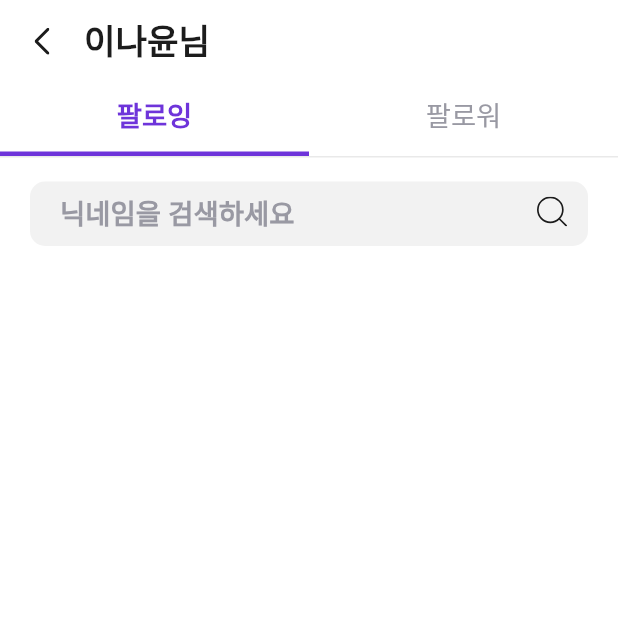
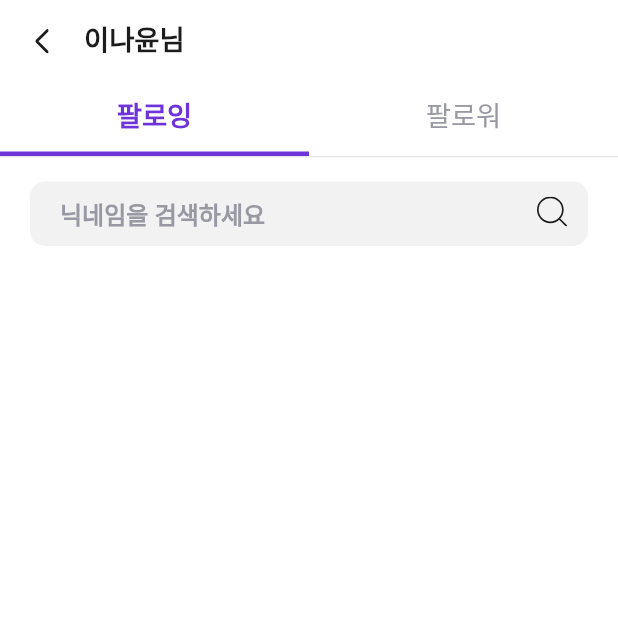
Before and after one commit to Lee-na-yun/final5th-project-frontend, a Flutter app: the MyPage screen opened by its route, after a tap on "팔로잉", on a phone screen of 412 x 824 dp, the top half of it. Run offline on Flutter 3.47's test engine with Material 2 defaults, Android fonts, the phone set to English and light mode, and no system bars; our stand-ins replace cached_network_image, carousel_slider, cloud_firestore, firebase_core, flutter_riverpod, flutter_screenutil and 12 more; missing offline and left inert: dart:ffi, favorite_button, remedi_kopo; accounts and stored records are empty; network calls fail.

Commit message:
[ny] 디자인 수정 최종

```diff
--- a/lib/view/components/line_app_bar.dart
+++ b/lib/view/components/line_app_bar.dart
@@ -15,7 +15,7 @@ class LineAppBar extends StatelessWidget {
   Widget build(BuildContext context) {
     return AppBar(
       leading: IconButton(
-        icon: SvgPicture.asset("assets/icon_arrow_back.svg", width: 10),
+        icon: SvgPicture.asset("assets/icon_arrow_back.svg", width: 9),
         onPressed: () {
           Navigator.pop(context);
         },
@@ -24,7 +24,8 @@ class LineAppBar extends StatelessWidget {
       titleSpacing: 0,
       title: Text(
         "${title}",
-        style: textTheme(color: kPrimaryColor(), weight: FontWeight.bold).headline1,
+        style: textTheme(color: kPrimaryColor(), weight: FontWeight.bold)
+            .headline3,
       ),
       backgroundColor: Colors.transparent,
       // shape: Border(
--- a/lib/view/pages/follow/follow_list_page.dart
+++ b/lib/view/pages/follow/follow_list_page.dart
@@ -60,7 +60,7 @@ class _FollowListPageState extends State<FollowListPage>
                 isDense: true,
                 hintStyle: textTheme(
                         color: kchacholGreyColor(), weight: FontWeight.bold)
-                    .headline3,
+                    .bodyText1,
               ),
               keyboardType: TextInputType.text),
           Positioned(
--- a/lib/view/pages/main_holder/mypage/components/my_page_body.dart
+++ b/lib/view/pages/main_holder/mypage/components/my_page_body.dart
@@ -34,7 +34,7 @@ class MyPageBody extends StatelessWidget {
                     "유저이름",
                     style: textTheme(
                             color: kPrimaryColor(), weight: FontWeight.bold)
-                        .headline2,
+                        .headline3,
                   ),
                 ),
                 subtitle: Container(
@@ -62,7 +62,7 @@ class MyPageBody extends StatelessWidget {
                 child: Text("프로필 수정",
                     style: textTheme(
                             color: kchacholGreyColor(), weight: FontWeight.w600)
-                        .bodyText1),
+                        .bodyText2),
                 style: OutlinedButton.styleFrom(
                   padding: EdgeInsets.symmetric(vertical: 5, horizontal: 16),
                   shape: RoundedRectangleBorder(
--- a/lib/view/pages/main_holder/search/search_page.dart
+++ b/lib/view/pages/main_holder/search/search_page.dart
@@ -74,13 +74,14 @@ class SearchPage extends StatelessWidget {
       child: Padding(
         padding: const EdgeInsets.only(top: 14),
         child: AppBar(
-          leading: IconButton(
+          /*leading: IconButton(
             icon: SvgPicture.asset("assets/icon_arrow_back.svg", width: 10),
             onPressed: () {
               Navigator.pop(context);
             },
             color: kPrimaryColor(),
-          ),
+          ),*/
+
           title: Stack(
             children: [
               Container(
@@ -100,7 +101,7 @@ class SearchPage extends StatelessWidget {
                       hintStyle: textTheme(
                               color: kchacholGreyColor(),
                               weight: FontWeight.bold)
-                          .headline3,
+                          .bodyText1,
                     ),
                     keyboardType: TextInputType.text),
               ),
```
